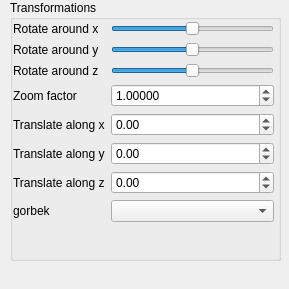
Above: QtFramework/GUI/SideWidget.ui from nandor97/QtProject before the change. Below: the same form after it.
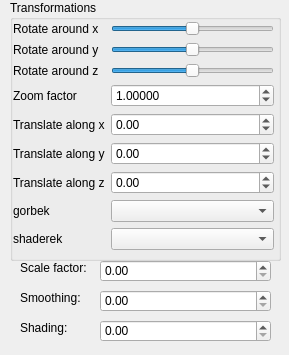
That is the form after the change.

```diff
--- a/QtFramework/GUI/SideWidget.ui
+++ b/QtFramework/GUI/SideWidget.ui
@@ -7,7 +7,7 @@
     <x>0</x>
     <y>0</y>
     <width>289</width>
-    <height>289</height>
+    <height>355</height>
    </rect>
   </property>
   <property name="sizePolicy">
@@ -43,7 +43,7 @@
       <x>3</x>
       <y>21</y>
       <width>261</width>
-      <height>230</height>
+      <height>236</height>
      </rect>
     </property>
     <layout class="QFormLayout" name="formLayout">
@@ -227,9 +227,88 @@
        </property>
       </widget>
      </item>
+     <item row="8" column="1">
+      <widget class="QComboBox" name="cb_shaders"/>
+     </item>
+     <item row="8" column="0">
+      <widget class="QLabel" name="lb_shaderek">
+       <property name="text">
+        <string>shaderek</string>
+       </property>
+      </widget>
+     </item>
     </layout>
    </widget>
   </widget>
+  <widget class="QDoubleSpinBox" name="doubleSpinBox">
+   <property name="geometry">
+    <rect>
+     <x>100</x>
+     <y>260</y>
+     <width>171</width>
+     <height>22</height>
+    </rect>
+   </property>
+  </widget>
+  <widget class="QDoubleSpinBox" name="doubleSpinBox_2">
+   <property name="geometry">
+    <rect>
+     <x>100</x>
+     <y>290</y>
+     <width>171</width>
+     <height>22</height>
+    </rect>
+   </property>
+  </widget>
+  <widget class="QDoubleSpinBox" name="doubleSpinBox_3">
+   <property name="geometry">
+    <rect>
+     <x>100</x>
+     <y>320</y>
+     <width>171</width>
+     <height>22</height>
+    </rect>
+   </property>
+  </widget>
+  <widget class="QLabel" name="lb_scale">
+   <property name="geometry">
+    <rect>
+     <x>20</x>
+     <y>260</y>
+     <width>71</width>
+     <height>16</height>
+    </rect>
+   </property>
+   <property name="text">
+    <string>Scale factor:</string>
+   </property>
+  </widget>
+  <widget class="QLabel" name="label_9">
+   <property name="geometry">
+    <rect>
+     <x>20</x>
+     <y>290</y>
+     <width>61</width>
+     <height>16</height>
+    </rect>
+   </property>
+   <property name="text">
+    <string>Smoothing:</string>
+   </property>
+  </widget>
+  <widget class="QLabel" name="label_10">
+   <property name="geometry">
+    <rect>
+     <x>20</x>
+     <y>320</y>
+     <width>61</width>
+     <height>16</height>
+    </rect>
+   </property>
+   <property name="text">
+    <string>Shading:</string>
+   </property>
+  </widget>
  </widget>
  <resources/>
  <connections/>
```
